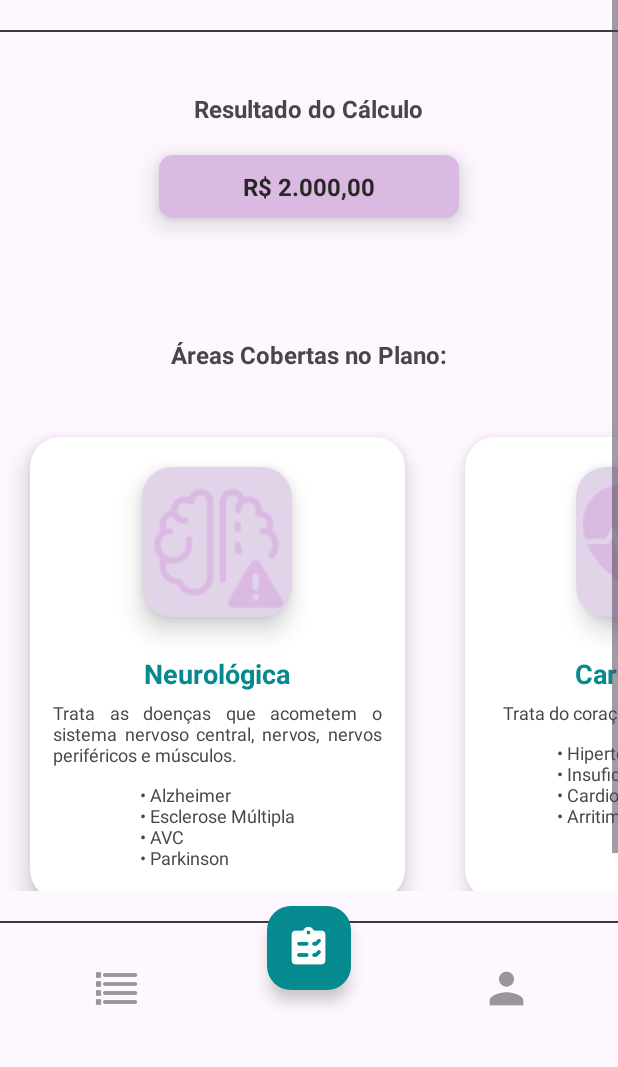
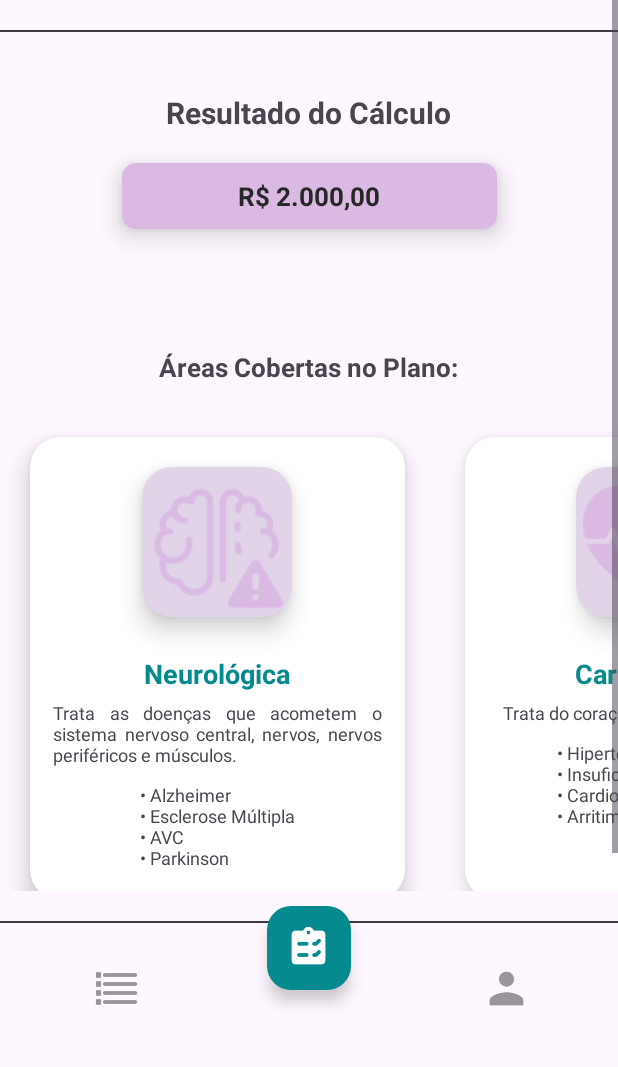
Before and after one commit to aaaaaaaaana/sprint3, an Android app: the Home screen opened directly, with no data from a screen before it, on a phone screen of 412 x 824 dp, the part 165-1232 px from its top. Run offline under Robolectric (Android 15) with nearby library versions, the phone set to English and light mode, and no system bars.

Commit message:
home terminada parte 2

```diff
--- a/app/src/main/res/layout/activity_home.xml
+++ b/app/src/main/res/layout/activity_home.xml
@@ -66,7 +66,7 @@
                                 android:layout_width="wrap_content"
                                 android:layout_height="match_parent"
                                 android:text="Resultado do Cálculo"
-                                android:textSize="16dp"
+                                android:textSize="20dp"
                                 android:textStyle="bold" />
 
 
@@ -77,7 +77,7 @@
 
                     <androidx.cardview.widget.CardView
                         android:id="@+id/cardView"
-                        android:layout_width="200dp"
+                        android:layout_width="250dp"
                         android:layout_height="0dp"
                         android:layout_gravity="center"
                         android:layout_margin="20dp"
@@ -97,7 +97,7 @@
                             android:padding="10dp"
                             android:textColor="#272727"
                             android:text="R$ 2.000,00"
-                            android:textSize="16dp"
+                            android:textSize="17dp"
                             android:textStyle="bold" />
 
 
@@ -110,7 +110,7 @@
                         android:layout_marginTop="70dp"
                         android:padding="10dp"
                         android:text="Áreas Cobertas no Plano:"
-                        android:textSize="16dp"
+                        android:textSize="17dp"
                         android:textStyle="bold"
                         app:layout_constraintEnd_toEndOf="parent"
                         app:layout_constraintStart_toStartOf="parent"
```
